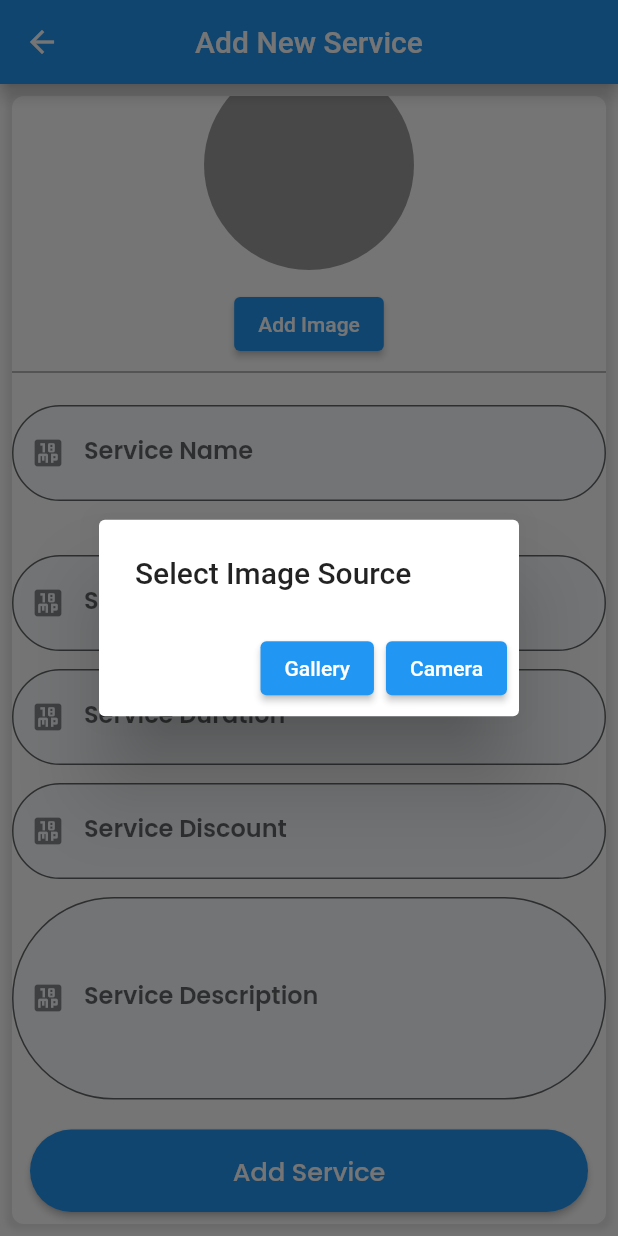
After one commit to ParasRojiya/Home-Services-App, a Flutter app: the AddService screen opened by its route, scrolled down 36 dp, after a tap on "Add Image", on a phone screen of 412 x 824 dp. The commit adds this screen. Run offline on Flutter 3.47's test engine with Material 2 defaults, Android fonts, the light colour scheme and no system bars; our stand-ins replace cloud_firestore, connectivity_plus, firebase_auth, firebase_core, get, google_fonts and 4 more; accounts and stored records are empty; network calls fail.

Commit message:
added 'add new service page'

```diff
--- /dev/null
+++ b/lib/controllers/service_category_controller.dart
@@ -0,0 +1,19 @@
+import 'dart:io';
+import 'package:get/get.dart';
+import 'package:image_picker/image_picker.dart';
+
+class ServiceCategoryController extends GetxController {
+  String? dropDownVal;
+  XFile? pickedImage;
+  File? image;
+
+  selectCategory(String category) {
+    dropDownVal = category;
+    update();
+  }
+
+  addImage() {
+    image = File(pickedImage!.path);
+    update();
+  }
+}
--- a/lib/main.dart
+++ b/lib/main.dart
@@ -1,7 +1,7 @@
 import 'package:flutter/material.dart';
 import 'package:firebase_core/firebase_core.dart';
 import 'package:get/get.dart';
-import 'package:home_services_app/views/screens/add_category.dart';
+import 'package:home_services_app/views/screens/add_service.dart';
 import 'package:home_services_app/views/screens/all_categories_page.dart';
 import 'global/global.dart';
 import 'package:home_services_app/views/screens/account_page.dart';
@@ -29,7 +29,7 @@ void main() async {
         GetPage(name: '/history_page', page: () => const HistoryPage()),
         GetPage(name: '/account_page', page: () => const AccountPage()),
         GetPage(name: '/all_categories', page: () => const AllCategories()),
-        GetPage(name: '/add_category', page: () => const AddCategory()),
+        GetPage(name: '/add_service', page: () => const AddService()),
       ],
     ),
   );
--- a/lib/views/screens/add_category.dart
+++ /dev/null
@@ -1,15 +0,0 @@
-import 'package:flutter/material.dart';
-
-class AddCategory extends StatelessWidget {
-  const AddCategory({Key? key}) : super(key: key);
-
-  @override
-  Widget build(BuildContext context) {
-    return Scaffold(
-      appBar: AppBar(
-        title: const Text("Add Category"),
-        centerTitle: true,
-      ),
-    );
-  }
-}
--- /dev/null
+++ b/lib/views/screens/add_service.dart
@@ -0,0 +1,232 @@
+import 'dart:convert';
+import 'dart:io';
+
+import 'package:flutter/material.dart';
+import 'package:get/get.dart';
+import '../../global/text_field_decoration.dart';
+import '../../controllers/service_category_controller.dart';
+import '../../helper/cloud_firestore_helper.dart';
+import 'package:google_fonts/google_fonts.dart';
+import 'package:cloud_firestore/cloud_firestore.dart';
+import '../../global/button_syle.dart';
+import 'package:image_picker/image_picker.dart';
+
+class AddService extends StatefulWidget {
+  const AddService({Key? key}) : super(key: key);
+
+  @override
+  State<AddService> createState() => _AddServiceState();
+}
+
+class _AddServiceState extends State<AddService> {
+  final GlobalKey<FormState> formKey = GlobalKey<FormState>();
+  final TextEditingController serviceNameController = TextEditingController();
+  final TextEditingController servicePriceController = TextEditingController();
+  final TextEditingController serviceDurationController =
+      TextEditingController();
+  final TextEditingController serviceDiscountController =
+      TextEditingController();
+  final TextEditingController serviceDescriptionController =
+      TextEditingController();
+
+  String? serviceName;
+  int? servicePrice;
+  String? serviceDuration;
+  String? serviceDescription;
+  String? serviceDiscount;
+
+  final ImagePicker _picker = ImagePicker();
+  File? image;
+  XFile? pickedImage;
+
+  final ServiceCategoryController serviceCategoryController =
+      Get.put(ServiceCategoryController());
+
+  @override
+  void initState() {
+    super.initState();
+  }
+
+  @override
+  Widget build(BuildContext context) {
+    return Scaffold(
+      appBar: AppBar(
+        title: const Text("Add New Service"),
+        centerTitle: true,
+      ),
+      body: Container(
+        margin: const EdgeInsets.all(8),
+        height: Get.height,
+        width: Get.width,
+        decoration: BoxDecoration(
+            color: Colors.white,
+            borderRadius: BorderRadius.circular(8),
+            boxShadow: <BoxShadow>[
+              BoxShadow(
+                  color: Colors.grey.withOpacity(0.2),
+                  offset: const Offset(0, 0),
+                  blurRadius: 2,
+                  spreadRadius: 4),
+            ]),
+        child: SingleChildScrollView(
+          physics: const BouncingScrollPhysics(),
+          child: Form(
+            key: formKey,
+            child: Column(
+              children: [
+                const SizedBox(height: 12),
+                GetBuilder(
+                  builder: (ServiceCategoryController controller) =>
+                      CircleAvatar(
+                    radius: 70,
+                    backgroundImage: (controller.image != null)
+                        ? FileImage(controller.image!)
+                        : null,
+                    backgroundColor: Colors.grey,
+                  ),
+                ),
+                const SizedBox(height: 12),
+                ElevatedButton(
+                    onPressed: () {
+                      showDialog(
+                          context: context,
+                          builder: (context) {
+                            return AlertDialog(
+                              alignment: Alignment.center,
+                              title: const Text("Select Image Source"),
+                              actions: [
+                                ElevatedButton(
+                                    onPressed: () async {
+                                      serviceCategoryController.pickedImage =
+                                          await _picker.pickImage(
+                                              source: ImageSource.gallery);
+
+                                      serviceCategoryController.addImage();
+
+                                      Navigator.of(context).pop();
+                                    },
+                                    child: const Text("Gallery")),
+                                ElevatedButton(
+                                    onPressed: () async {
+                                      serviceCategoryController.pickedImage =
+                                          await _picker.pickImage(
+                                              source: ImageSource.camera);
+
+                                      serviceCategoryController.addImage();
+
+                                      Navigator.of(context).pop();
+                                    },
+                                    child: const Text("Camera")),
+                              ],
+                            );
+                          });
+                    },
+                    child: const Text("Add Image")),
+                const Divider(
+                  color: Colors.grey,
+                  thickness: 1,
+                ),
+                const SizedBox(height: 14),
+                TextFormField(
+                    controller: serviceNameController,
+                    validator: (val) =>
+                        (val!.isEmpty) ? "Please enter service name" : null,
+                    onSaved: (val) {
+                      serviceName = val;
+                    },
+                    decoration: textFieldDecoration(
+                        name: "Service Name", icon: Icons.eighteen_mp)),
+                const SizedBox(height: 12),
+                Row(
+                  mainAxisAlignment: MainAxisAlignment.spaceAround,
+                  children: [
+                    Text(
+                      "Select Category: -",
+                      style: GoogleFonts.poppins(),
+                    ),
+                    StreamBuilder<QuerySnapshot>(
+                      stream: CloudFirestoreHelper.cloudFirestoreHelper
+                          .fetchAllCategories(),
+                      builder: (_, AsyncSnapshot<QuerySnapshot> snapshot) {
+                        QuerySnapshot? document = snapshot.data;
+                        List<QueryDocumentSnapshot> data = document!.docs;
+                        return GetBuilder<ServiceCategoryController>(
+                          builder: (ServiceCategoryController controller) =>
+                              DropdownButton(
+                            items: // controller.items
+                                data
+                                    .map((e) => DropdownMenuItem(
+                                          value: e.id,
+                                          child: Text(e.id),
+                                        ))
+                                    .toList(),
+                            value: controller.dropDownVal,
+                            onChanged: (val) {
+                              controller.selectCategory(val.toString());
+                            },
+                          ),
+                        );
+                      },
+                    ),
+                  ],
+                ),
+                TextFormField(
+                    controller: servicePriceController,
+                    validator: (val) =>
+                        (val!.isEmpty) ? "Please enter service name" : null,
+                    onSaved: (val) {
+                      servicePrice = int.parse(val!);
+                    },
+                    decoration: textFieldDecoration(
+                        name: "Service Price", icon: Icons.eighteen_mp)),
+                const SizedBox(height: 12),
+                TextFormField(
+                    controller: serviceDurationController,
+                    validator: (val) =>
+                        (val!.isEmpty) ? "Please enter service duration" : null,
+                    onSaved: (val) {
+                      serviceDuration = val;
+                    },
+                    decoration: textFieldDecoration(
+                        name: "Service Duration", icon: Icons.eighteen_mp)),
+                const SizedBox(height: 12),
+                TextFormField(
+                    controller: serviceDiscountController,
+                    validator: (val) =>
+                        (val!.isEmpty) ? "Please enter service discount" : null,
+                    onSaved: (val) {
+                      serviceDiscount = val;
+                    },
+                    decoration: textFieldDecoration(
+                        name: "Service Discount", icon: Icons.eighteen_mp)),
+                const SizedBox(height: 12),
+                TextFormField(
+                    controller: serviceDescriptionController,
+                    maxLines: 5,
+                    validator: (val) => (val!.isEmpty)
+                        ? "Please enter service description"
+                        : null,
+                    onSaved: (val) {
+                      serviceDescription = val;
+                    },
+                    decoration: textFieldDecoration(
+                        name: "Service Description", icon: Icons.eighteen_mp)),
+                const SizedBox(height: 12),
+                Container(
+                  width: Get.width,
+                  margin:
+                      const EdgeInsets.symmetric(horizontal: 12, vertical: 8),
+                  child: ElevatedButton(
+                    onPressed: () {},
+                    style: elevatedButtonStyle(),
+                    child: const Text("Add Service"),
+                  ),
+                ),
+              ],
+            ),
+          ),
+        ),
+      ),
+    );
+  }
+}
--- a/lib/views/screens/all_categories_page.dart
+++ b/lib/views/screens/all_categories_page.dart
@@ -1,6 +1,7 @@
 import 'package:flutter/material.dart';
 import 'package:home_services_app/global/global.dart';
 import 'package:get/get.dart';
+import '../../widgets/category_container.dart';
 
 class AllCategories extends StatelessWidget {
   const AllCategories({Key? key}) : super(key: key);
@@ -24,24 +25,25 @@ class AllCategories extends StatelessWidget {
           itemCount: 8,
           physics: const BouncingScrollPhysics(),
           itemBuilder: (context, i) {
-            return Container(
-              decoration:
-                  BoxDecoration(color: Colors.white, boxShadow: <BoxShadow>[
-                BoxShadow(
-                  color: Colors.grey.withOpacity(0.4),
-                  blurRadius: 4,
-                  spreadRadius: 2,
-                  offset: const Offset(0, 0),
-                ),
-              ]),
-            );
+            return categoryContainer();
+            //   Container(
+            //   decoration:
+            //       BoxDecoration(color: Colors.white, boxShadow: <BoxShadow>[
+            //     BoxShadow(
+            //       color: Colors.grey.withOpacity(0.4),
+            //       blurRadius: 4,
+            //       spreadRadius: 2,
+            //       offset: const Offset(0, 0),
+            //     ),
+            //   ]),
+            // );
           },
         ),
       ),
       floatingActionButton: (Global.isAdmin)
           ? FloatingActionButton(
               onPressed: () {
-                Get.toNamed('/add_category');
+                Get.toNamed('/add_service');
               },
               child: const Icon(Icons.add),
             )
--- a/lib/views/screens/home_page.dart
+++ b/lib/views/screens/home_page.dart
@@ -140,7 +140,7 @@ class _HomePageState extends State<HomePage> {
                                 experience: "7 Years Exp.",
                                 ratings: "⭐⭐⭐⭐",
                                 imageURL:
-                                    "https://source.unsplash.com/random/?$i background,dark"));
+                                    "https://source.unsplash.com/random/?$i people"));
                       },
                     ),
                   ),
--- a/pubspec.yaml
+++ b/pubspec.yaml
@@ -58,6 +58,7 @@ dev_dependencies:
   persistent_bottom_nav_bar:
   shared_preferences:
   firebase_storage:
+  image_picker:
 
 
 # For information on the generic Dart part of this file, see the
```
Also changed, not shown: pubspec.lock, 1 other file.
